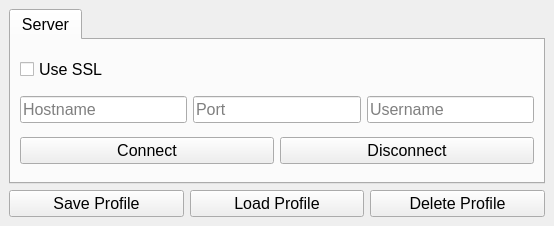
Qt form frontend/ui_files/settingswindow.ui (alessacher/htl-tk-chat) before a commit.
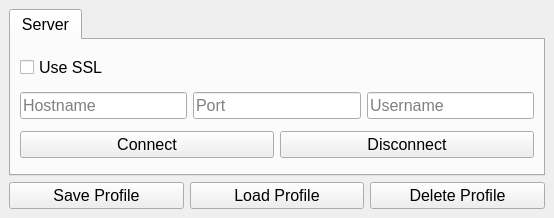
The same form after that commit. Icons and pictures are not drawn.

Diff of the .ui file:
```diff
--- a/frontend/ui_files/settingswindow.ui
+++ b/frontend/ui_files/settingswindow.ui
@@ -7,7 +7,7 @@
     <x>0</x>
     <y>0</y>
     <width>554</width>
-    <height>226</height>
+    <height>218</height>
    </rect>
   </property>
   <property name="font">
```
Left out of the diff: 4 changed lines with no effect on the pictures.
